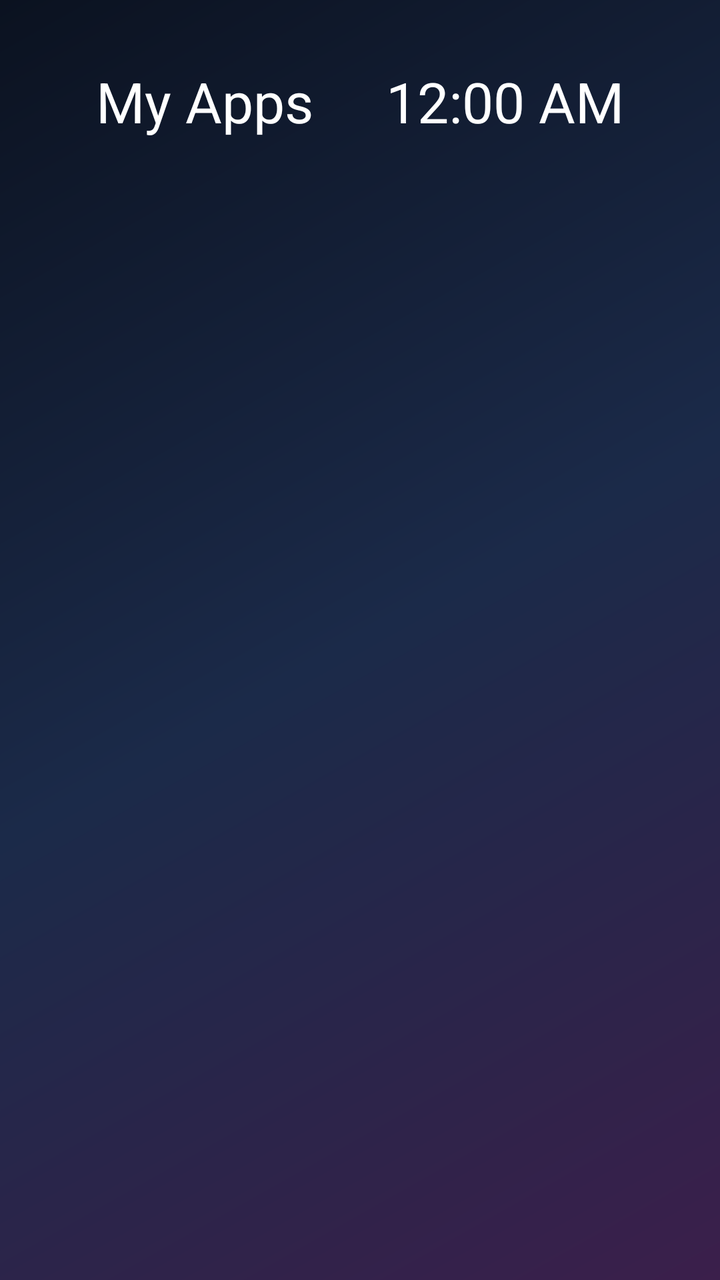
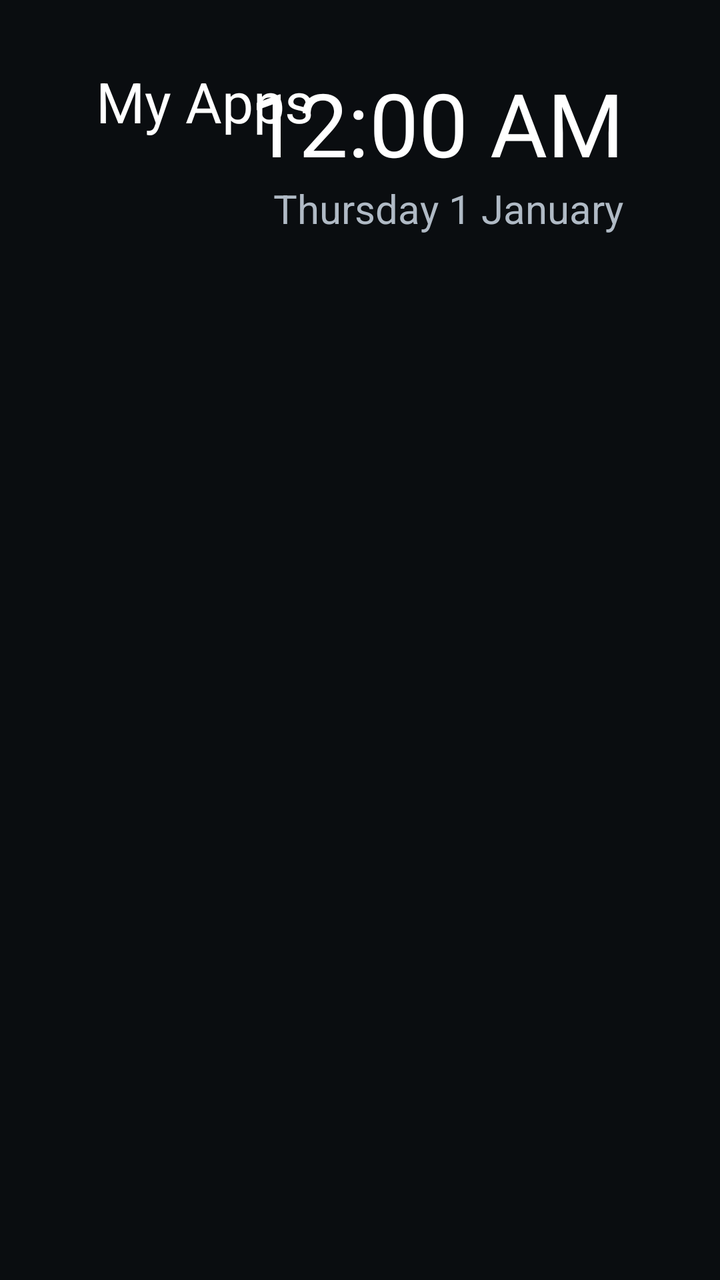

Compare the two renders of this Android layout. The source of the first and the diff that turns it into the second are given below.
<!-- AndroidManifest.xml: application theme AppTheme -->
<!-- res/layout/activity_main.xml -->
<?xml version="1.0" encoding="utf-8"?>
<LinearLayout xmlns:android="http://schemas.android.com/apk/res/android"
    android:layout_width="match_parent"
    android:layout_height="match_parent"
    android:background="@drawable/bg_gradient"
    android:orientation="vertical"
    android:paddingStart="48dp"
    android:paddingTop="32dp"
    android:paddingEnd="48dp"
    android:paddingBottom="24dp">

    <RelativeLayout
        android:layout_width="match_parent"
        android:layout_height="wrap_content"
        android:layout_marginBottom="24dp">

        <TextView
            android:layout_width="wrap_content"
            android:layout_height="wrap_content"
            android:text="@string/home_title"
            android:textColor="@color/text_primary"
            android:textSize="28sp" />

        <TextClock
            android:layout_width="wrap_content"
            android:layout_height="wrap_content"
            android:layout_alignParentEnd="true"
            android:format12Hour="h:mm a"
            android:format24Hour="HH:mm"
            android:textColor="@color/text_primary"
            android:textSize="28sp" />
    </RelativeLayout>

    <GridView
        android:id="@+id/grid"
        android:layout_width="match_parent"
        android:layout_height="match_parent"
        android:clipToPadding="false"
        android:drawSelectorOnTop="false"
        android:focusable="true"
        android:horizontalSpacing="16dp"
        android:listSelector="@drawable/item_selector"
        android:numColumns="6"
        android:padding="8dp"
        android:stretchMode="columnWidth"
        android:verticalSpacing="16dp" />

</LinearLayout>
<!-- resources referenced by this layout -->
<resources>
  <color name="text_primary">#FFFFFFFF</color>
  <!-- drawable bg_gradient (drawable) -->
  <?xml version="1.0" encoding="utf-8"?>
  <shape xmlns:android="http://schemas.android.com/apk/res/android"
      android:shape="rectangle">
      <gradient
          android:angle="315"
          android:centerColor="#FF1B2A49"
          android:endColor="#FF3B1F4B"
          android:startColor="#FF0B1220"
          android:type="linear" />
  </shape>
  <!-- drawable item_selector (drawable) -->
  <?xml version="1.0" encoding="utf-8"?>
  <shape xmlns:android="http://schemas.android.com/apk/res/android"
      android:shape="rectangle">
      <solid android:color="#33FFFFFF" />
      <stroke
          android:width="3dp"
          android:color="#FFFFFFFF" />
      <corners android:radius="12dp" />
  </shape>
  <string name="home_title">My Apps</string>
  <style name="AppTheme" parent="@android:style/Theme.Material.NoActionBar">
          <item name="android:windowBackground">@color/background</item>
          <item name="android:colorBackground">@color/background</item>
      </style>
  <color name="background">#FF10151B</color>
</resources>

<!-- the commit's change to res/layout/activity_main.xml (unified diff, before → after) -->
@@ -1,48 +1,86 @@
 <?xml version="1.0" encoding="utf-8"?>
-<LinearLayout xmlns:android="http://schemas.android.com/apk/res/android"
+<FrameLayout xmlns:android="http://schemas.android.com/apk/res/android"
     android:layout_width="match_parent"
     android:layout_height="match_parent"
-    android:background="@drawable/bg_gradient"
-    android:orientation="vertical"
-    android:paddingStart="48dp"
-    android:paddingTop="32dp"
-    android:paddingEnd="48dp"
-    android:paddingBottom="24dp">
+    android:background="@color/background">
 
-    <RelativeLayout
-        android:layout_width="match_parent"
-        android:layout_height="wrap_content"
-        android:layout_marginBottom="24dp">
-
-        <TextView
-            android:layout_width="wrap_content"
-            android:layout_height="wrap_content"
-            android:text="@string/home_title"
-            android:textColor="@color/text_primary"
-            android:textSize="28sp" />
-
-        <TextClock
-            android:layout_width="wrap_content"
-            android:layout_height="wrap_content"
-            android:layout_alignParentEnd="true"
-            android:format12Hour="h:mm a"
-            android:format24Hour="HH:mm"
-            android:textColor="@color/text_primary"
-            android:textSize="28sp" />
-    </RelativeLayout>
-
-    <GridView
-        android:id="@+id/grid"
+    <ImageView
+        android:id="@+id/bg_back"
         android:layout_width="match_parent"
         android:layout_height="match_parent"
-        android:clipToPadding="false"
-        android:drawSelectorOnTop="false"
-        android:focusable="true"
-        android:horizontalSpacing="16dp"
-        android:listSelector="@drawable/item_selector"
-        android:numColumns="6"
-        android:padding="8dp"
-        android:stretchMode="columnWidth"
-        android:verticalSpacing="16dp" />
+        android:scaleType="centerCrop" />
 
-</LinearLayout>
+    <ImageView
+        android:id="@+id/bg_front"
+        android:layout_width="match_parent"
+        android:layout_height="match_parent"
+        android:alpha="0"
+        android:scaleType="centerCrop" />
+
+    <View
+        android:layout_width="match_parent"
+        android:layout_height="match_parent"
+        android:background="#66000000" />
+
+    <LinearLayout
+        android:layout_width="match_parent"
+        android:layout_height="match_parent"
+        android:orientation="vertical"
+        android:paddingStart="48dp"
+        android:paddingTop="32dp"
+        android:paddingEnd="48dp"
+        android:paddingBottom="24dp">
+
+        <RelativeLayout
+            android:layout_width="match_parent"
+            android:layout_height="wrap_content"
+            android:layout_marginBottom="56dp">
+
+            <TextView
+                android:layout_width="wrap_content"
+                android:layout_height="wrap_content"
+                android:text="@string/home_title"
+                android:textColor="@color/text_primary"
+                android:textSize="28sp" />
+
+            <LinearLayout
+                android:layout_width="wrap_content"
+                android:layout_height="wrap_content"
+                android:layout_alignParentEnd="true"
+                android:gravity="end"
+                android:orientation="vertical">
+
+                <TextClock
+                    android:layout_width="wrap_content"
+                    android:layout_height="wrap_content"
+                    android:format12Hour="h:mm a"
+                    android:format24Hour="HH:mm"
+                    android:textColor="@color/text_primary"
+                    android:textSize="44sp" />
+
+                <TextClock
+                    android:layout_width="wrap_content"
+                    android:layout_height="wrap_content"
+                    android:format12Hour="EEEE d MMMM"
+                    android:format24Hour="EEEE d MMMM"
+                    android:textColor="@color/text_secondary"
+                    android:textSize="20sp" />
+            </LinearLayout>
+        </RelativeLayout>
+
+        <GridView
+            android:id="@+id/grid"
+            android:layout_width="match_parent"
+            android:layout_height="match_parent"
+            android:clipToPadding="false"
+            android:drawSelectorOnTop="false"
+            android:focusable="true"
+            android:horizontalSpacing="16dp"
+            android:listSelector="@drawable/item_selector"
+            android:numColumns="7"
+            android:padding="8dp"
+            android:stretchMode="columnWidth"
+            android:verticalSpacing="16dp" />
+
+    </LinearLayout>
+</FrameLayout>
<!-- resource entries referenced after the edit -->
@@ -1,17 +1,7 @@
 <!-- resources referenced by this layout -->
 <resources>
   <color name="text_primary">#FFFFFFFF</color>
-  <!-- drawable bg_gradient (drawable) -->
-  <?xml version="1.0" encoding="utf-8"?>
-  <shape xmlns:android="http://schemas.android.com/apk/res/android"
-      android:shape="rectangle">
-      <gradient
-          android:angle="315"
-          android:centerColor="#FF1B2A49"
-          android:endColor="#FF3B1F4B"
-          android:startColor="#FF0B1220"
-          android:type="linear" />
-  </shape>
+  <color name="text_secondary">#FFB0BAC5</color>
   <!-- drawable item_selector (drawable) -->
   <?xml version="1.0" encoding="utf-8"?>
   <shape xmlns:android="http://schemas.android.com/apk/res/android"
